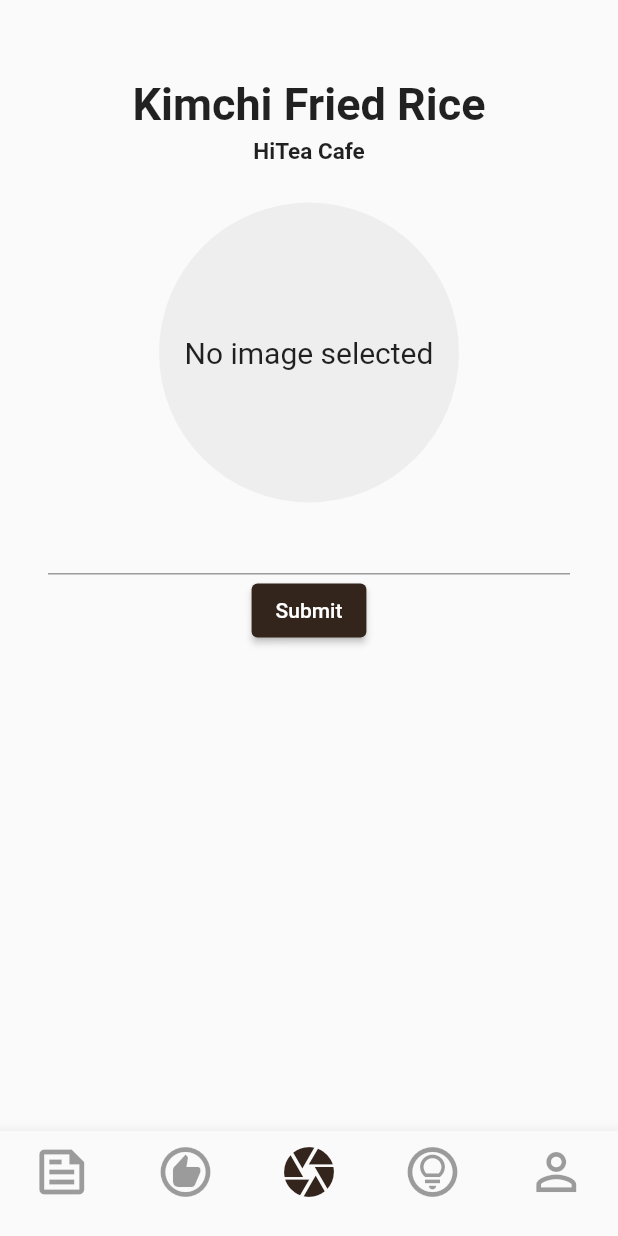
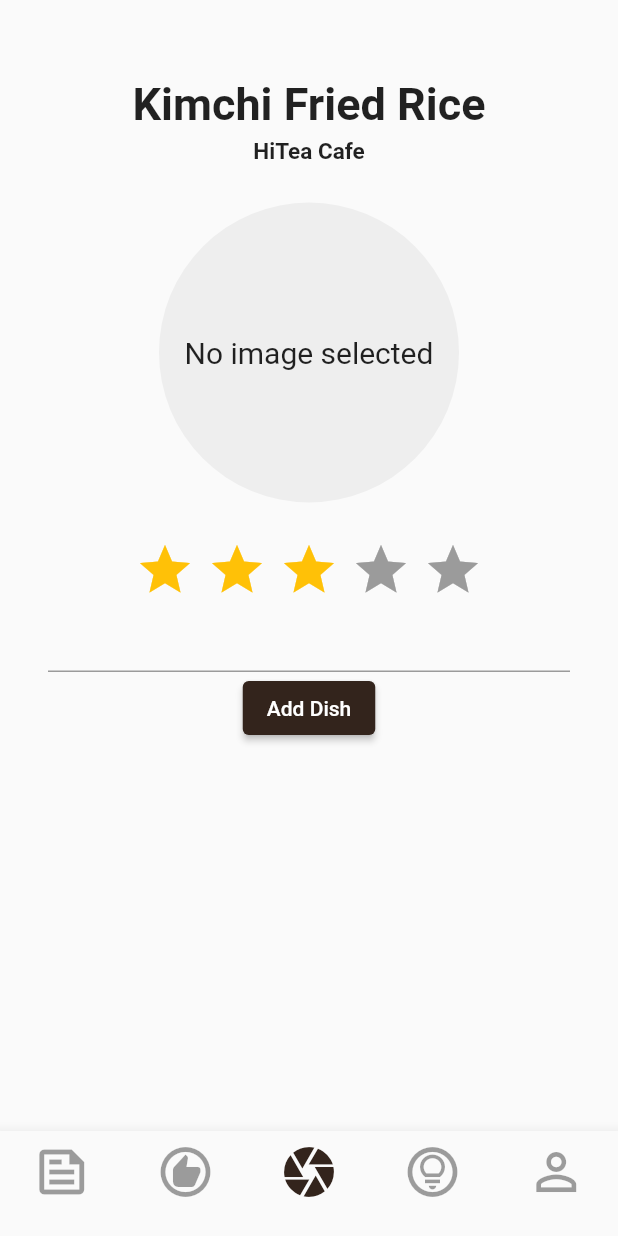
Before and after one commit to TaDish-App/TaDish, a Flutter app: the HomeView screen opened by its route, item 3 of the bottom bar chosen, on a phone screen of 412 x 824 dp. Run offline on Flutter 3.47's test engine with Material 2 defaults, Android fonts, the phone set to English and light mode, and no system bars; drawn by our look-alikes of flutter_rating_bar; our stand-ins replace flutter_fortune_wheel, image_cropper, image_picker.

Commit message:
Star rating using package

```diff
--- a/tadish/lib/pages/home/bodies/camera_body_view.dart
+++ b/tadish/lib/pages/home/bodies/camera_body_view.dart
@@ -1,4 +1,5 @@
 import 'package:flutter/material.dart';
+import 'package:flutter_rating_bar/flutter_rating_bar.dart';
 import '../../../components/select_camera_gallery.dart';
 
 /// Displays a list of Gardens.
@@ -49,6 +50,25 @@ class CameraBodyViewState extends State<CameraBodyView> {
                 height: 25,
               ),
               const SelectCameraGallery(),
+              const SizedBox(
+                height: 25,
+              ),
+              RatingBar.builder(
+                initialRating: 3,
+                minRating: 1,
+                direction: Axis.horizontal,
+                allowHalfRating: true,
+                itemCount: 5,
+                itemPadding: EdgeInsets.symmetric(horizontal: 4.0),
+                itemBuilder: (context, _) => const Icon(
+                  Icons.star,
+                  color: Colors.amber,
+                ),
+                onRatingUpdate: (rating) {
+                  // TODO Add this to a field that the form can use
+                  print(rating);
+                },
+              ),
               // Add TextFormFields and ElevatedButton here.
               TextFormField(
                 // The validator receives the text that the user has entered.
@@ -70,7 +90,7 @@ class CameraBodyViewState extends State<CameraBodyView> {
                     );
                   }
                 },
-                child: const Text('Submit'),
+                child: const Text('Add Dish'),
               ),
             ],
           ),
--- a/tadish/pubspec.yaml
+++ b/tadish/pubspec.yaml
@@ -38,6 +38,8 @@ dependencies:
   flutter_fortune_wheel: ^1.3.0
   image_picker: ^1.0.4
   image_cropper: ^5.0.0
+  flutter_rating_bar: ^4.0.1
+  path: ^1.8.3
 
 dev_dependencies:
   flutter_test:
```
Also changed, not shown: tadish/pubspec.lock.
